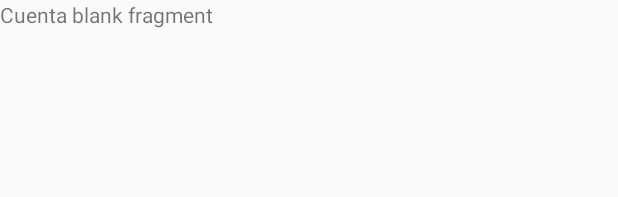
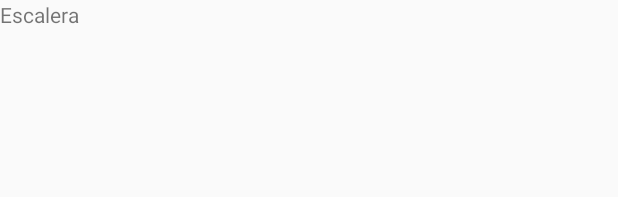
Before and after one commit to Bohonalo/AppLaEscalera, an Android app: the layout fragment_escalera.xml on its own in the app's theme, with its tools: preview values and no code run, on a phone screen of 412 x 824 dp. Shown: the top 197 px of the screen. Run offline under Robolectric (Android 15) with nearby library versions, the light colour scheme and no system bars.

Commit message:
Fragment 1.0k

```diff
--- a/app/src/main/res/layout/fragment_escalera.xml
+++ b/app/src/main/res/layout/fragment_escalera.xml
@@ -8,6 +8,6 @@
     <TextView
         android:layout_width="match_parent"
         android:layout_height="match_parent"
-        android:text="@string/hello_blank_fragment" />
+        android:text="Escalera" />
 
 </FrameLayout>
```
